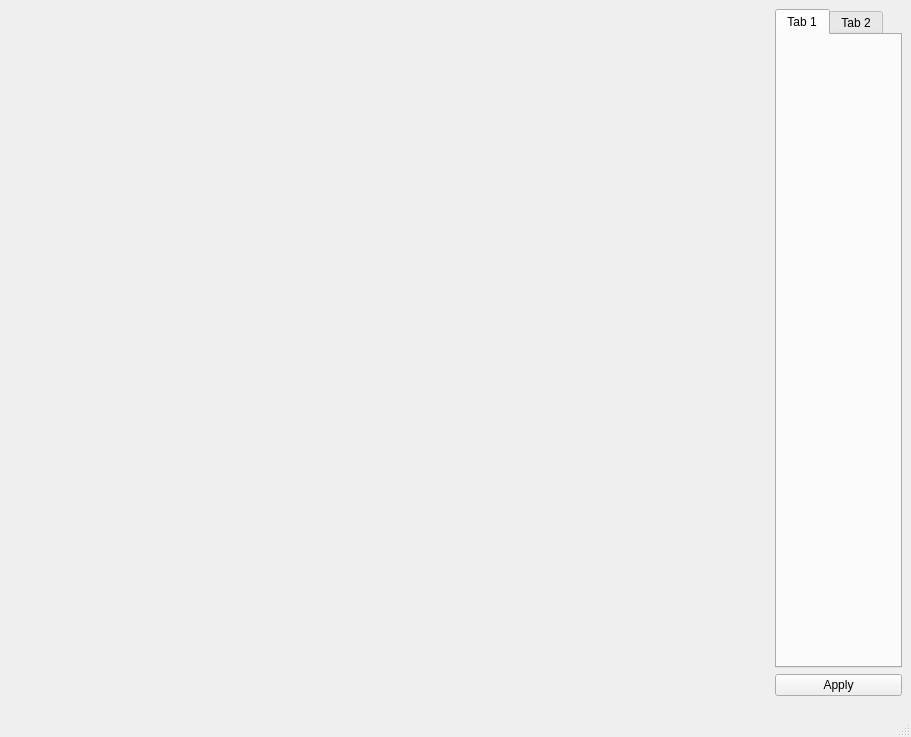
yn4k4nishi/aemwel_viewer, file ui/main_window.ui: the form before one commit.
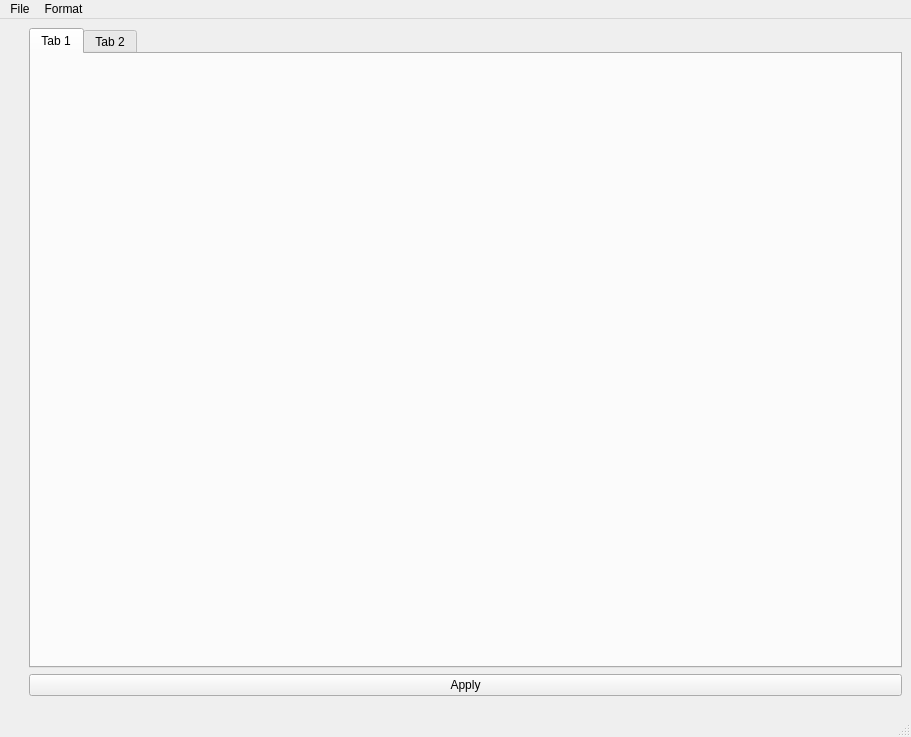
The form after the commit.

What changed in the file:
```diff
--- a/ui/main_window.ui
+++ b/ui/main_window.ui
@@ -16,14 +16,14 @@
   <widget class="QWidget" name="centralwidget">
    <layout class="QHBoxLayout" name="horizontalLayout">
     <item>
-     <widget class="QWidget" name="widget" native="true">
-      <property name="sizePolicy">
-       <sizepolicy hsizetype="Expanding" vsizetype="Preferred">
-        <horstretch>0</horstretch>
-        <verstretch>0</verstretch>
-       </sizepolicy>
+     <layout class="QVBoxLayout" name="verticalLayout_plot">
+      <property name="leftMargin">
+       <number>10</number>
       </property>
-     </widget>
+      <property name="rightMargin">
+       <number>10</number>
+      </property>
+     </layout>
     </item>
     <item>
      <layout class="QVBoxLayout" name="verticalLayout">
@@ -73,9 +73,25 @@
      <x>0</x>
      <y>0</y>
      <width>911</width>
-     <height>20</height>
+     <height>22</height>
     </rect>
    </property>
+   <widget class="QMenu" name="menuFile">
+    <property name="title">
+     <string>File</string>
+    </property>
+    <addaction name="actionOpen"/>
+   </widget>
+   <widget class="QMenu" name="menuFormat">
+    <property name="title">
+     <string>Format</string>
+    </property>
+    <addaction name="actionXY"/>
+    <addaction name="actionpolar"/>
+    <addaction name="actionheatmap"/>
+   </widget>
+   <addaction name="menuFile"/>
+   <addaction name="menuFormat"/>
   </widget>
   <widget class="QStatusBar" name="statusbar"/>
  </widget>
```
Left out of the diff: 20 changed lines with no effect on the pictures.
